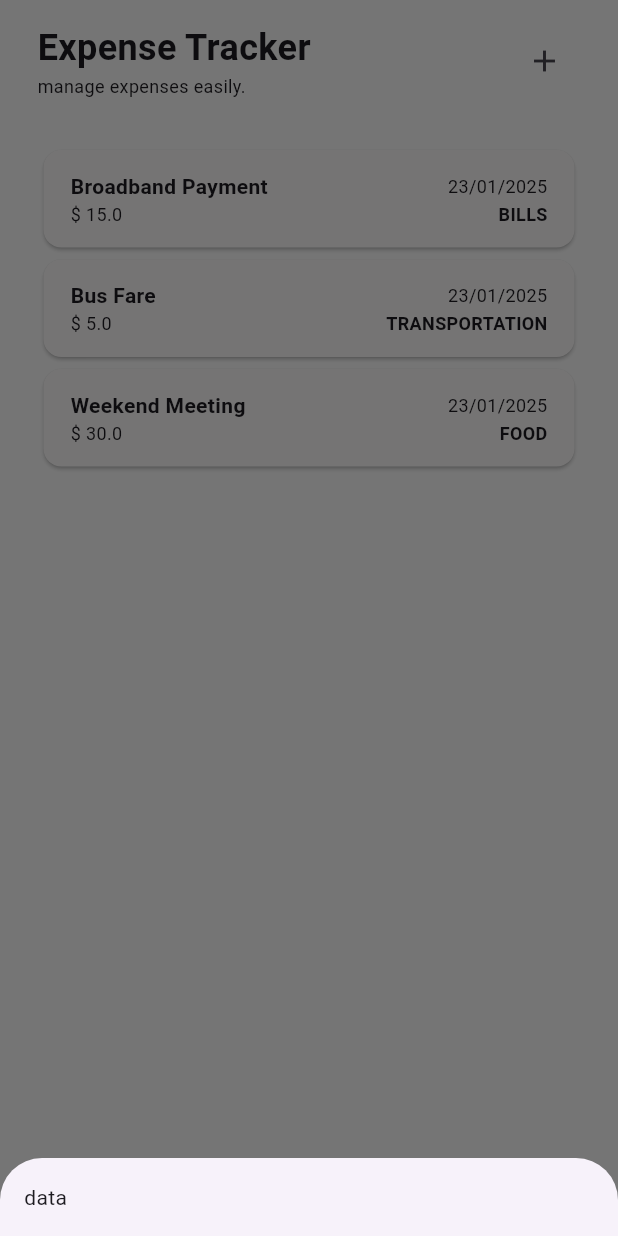
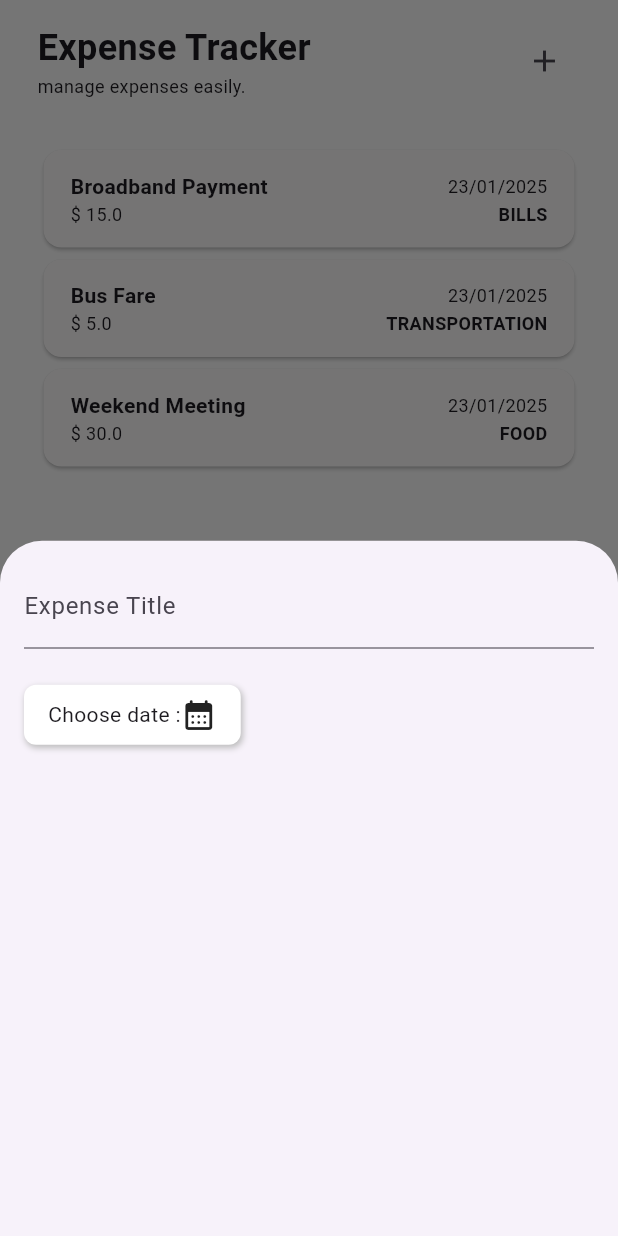
Before and after one commit to kirushanth05/expense_tracker, a Flutter app: the screen it shows after launch, after a tap on the "add" icon, on a phone screen of 412 x 824 dp. Run offline on Flutter 3.47's test engine with Material 3 defaults, Android fonts, the phone set to English and light mode, and no system bars; our stand-ins replace gap.

Commit message:
minor changes

```diff
--- a/lib/screens/expenses.dart
+++ b/lib/screens/expenses.dart
@@ -1,4 +1,5 @@
 import 'package:expense_tracker/components/expense_card.dart';
+import 'package:expense_tracker/components/expense_form.dart';
 import 'package:flutter/material.dart';
 import 'package:gap/gap.dart';
 import 'package:expense_tracker/models/expense_model.dart';
@@ -8,7 +9,7 @@ class ExpensesScreen extends StatelessWidget {
 
   @override
   Widget build(BuildContext context) {
-    List<Expense> sampleExpenses = [
+    List<Expense> expenses = [
       Expense(
         title: 'Broadband Payment',
         amount: 15.00,
@@ -70,7 +71,7 @@ class ExpensesScreen extends StatelessWidget {
                 const Gap(30),
 
                 // expense cards
-                ...sampleExpenses.map((expense) => ExpenseCard(expense)),
+                ...expenses.map((expense) => ExpenseCard(expense)),
               ],
             ),
           ),
@@ -86,7 +87,7 @@ class ExpensesScreen extends StatelessWidget {
         return Container(
           padding: EdgeInsets.all(16),
           width: double.infinity,
-          child: Text('data'),
+          child: const ExpenseForm(),
         );
       },
     );
```
